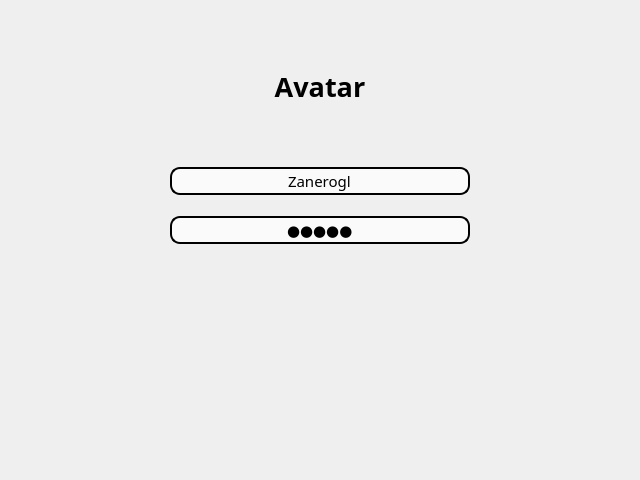
Before: the Qt Designer form loginwindow.ui in rainbowpeee/Zelqv, drawn with Qt 5.
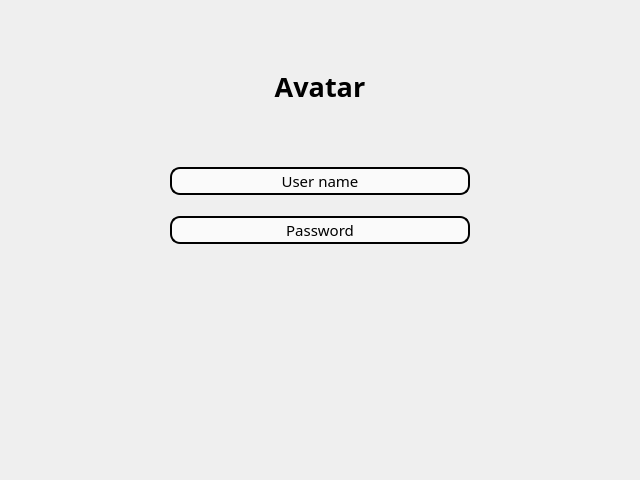
After: the same form once the commit is applied.

```diff
--- a/loginwindow.ui
+++ b/loginwindow.ui
@@ -35,6 +35,9 @@
    </item>
    <item row="3" column="1">
     <widget class="QLineEdit" name="lineEdit_2">
+     <property name="enabled">
+      <bool>true</bool>
+     </property>
      <property name="minimumSize">
       <size>
        <width>300</width>
@@ -57,7 +60,7 @@
 }</string>
      </property>
      <property name="text">
-      <string>sdfsd</string>
+      <string/>
      </property>
      <property name="echoMode">
       <enum>QLineEdit::Password</enum>
@@ -68,6 +71,12 @@
      <property name="alignment">
       <set>Qt::AlignCenter</set>
      </property>
+     <property name="placeholderText">
+      <string>Password</string>
+     </property>
+     <property name="cursorMoveStyle">
+      <enum>Qt::LogicalMoveStyle</enum>
+     </property>
      <property name="clearButtonEnabled">
       <bool>false</bool>
      </property>
@@ -107,6 +116,9 @@
    </item>
    <item row="1" column="1">
     <widget class="QLineEdit" name="lineEdit">
+     <property name="enabled">
+      <bool>true</bool>
+     </property>
      <property name="minimumSize">
       <size>
        <width>300</width>
@@ -140,11 +152,17 @@
 }</string>
      </property>
      <property name="text">
-      <string>Zanerogl</string>
+      <string/>
      </property>
      <property name="alignment">
       <set>Qt::AlignCenter</set>
      </property>
+     <property name="placeholderText">
+      <string>User name</string>
+     </property>
+     <property name="cursorMoveStyle">
+      <enum>Qt::LogicalMoveStyle</enum>
+     </property>
     </widget>
    </item>
    <item row="2" column="1">
```
Left out of the diff: 17 changed lines with no effect on the pictures.
